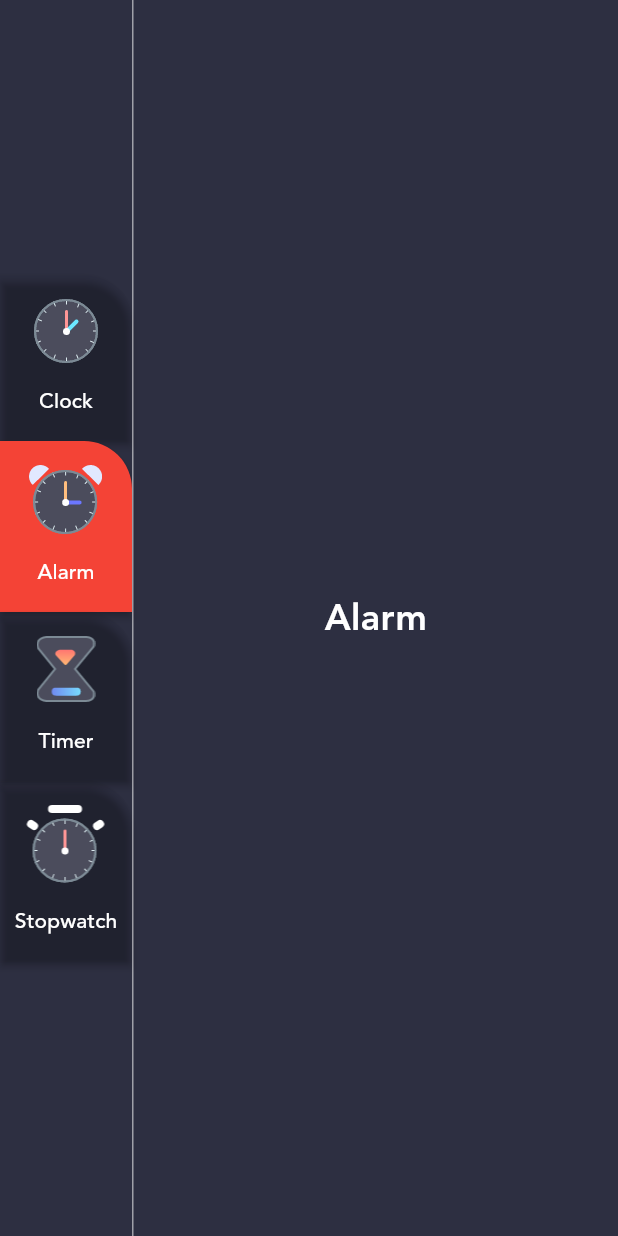
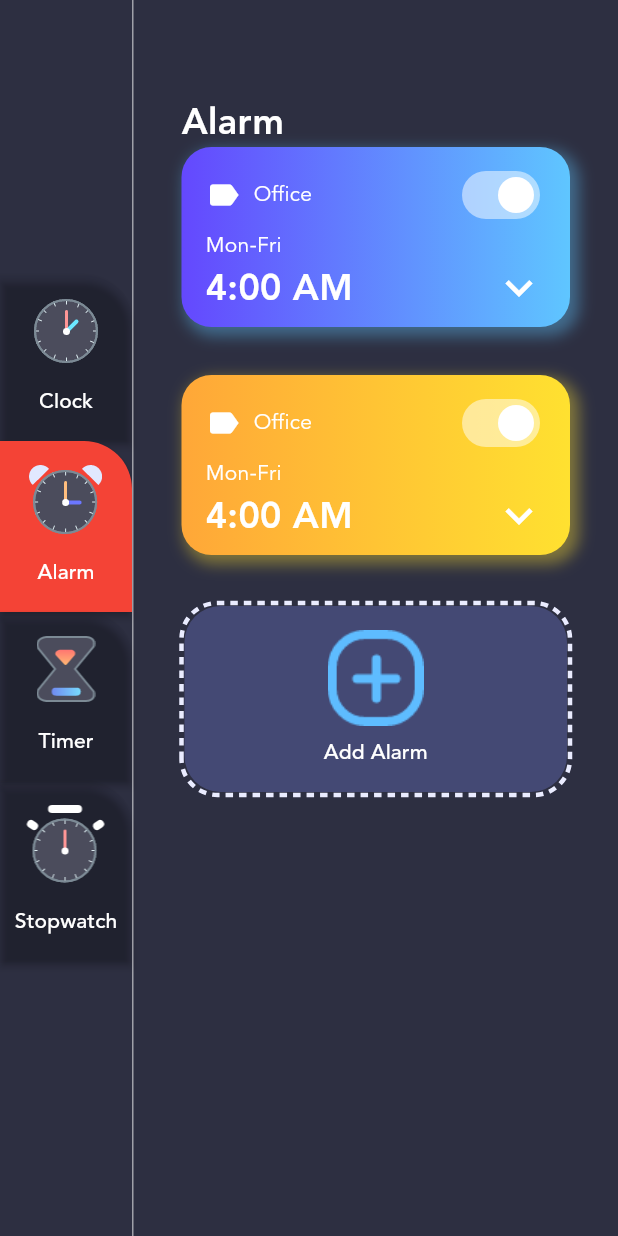
Before and after one commit to m7mdragab74/CognoRise-Infotech, a Flutter app: the screen it shows after launch, after a tap on "Alarm", on a phone screen of 412 x 824 dp. Run offline on Flutter 3.47's test engine with Material 3 defaults, Android fonts, the phone set to English and light mode, and no system bars; drawn by our look-alikes of dotted_border; our stand-ins replace math_expressions, sqflite; accounts and stored records are empty.

Commit message:
done create alarm page ui

```diff
--- a/alarm_app/lib/data/data.dart
+++ b/alarm_app/lib/data/data.dart
@@ -1,4 +1,6 @@
 import 'package:alarm_app/data/enum.dart';
+import 'package:alarm_app/data/theme_data.dart';
+import 'package:alarm_app/model/alarm_info.dart';
 import 'package:alarm_app/model/menu_info.dart';
 
 List<MenuInfo> menuList = [
@@ -11,3 +13,20 @@ List<MenuInfo> menuList = [
   MenuInfo(MenuType.stopwatch,
       title: 'Stopwatch', imageSource: 'assets/images/stopwatch_icon.png'),
 ];
+
+List<AlarmInfo> alarms = [
+  AlarmInfo(
+    DateTime.now().add(
+      Duration(hours: 1),
+    ),
+    description: 'Office',
+    gradientColors: GradientColors.sky,
+  ),
+  AlarmInfo(
+    DateTime.now().add(
+      Duration(hours: 1),
+    ),
+    description: 'Sport',
+    gradientColors: GradientColors.mango,
+  ),
+];
--- a/alarm_app/lib/model/alarm_info.dart
+++ b/alarm_app/lib/model/alarm_info.dart
@@ -0,0 +1,9 @@
+import 'package:flutter/material.dart';
+
+class AlarmInfo {
+  DateTime alarmDateTime;
+  String? description;
+  bool? isActive;
+  List<Color>? gradientColors;
+  AlarmInfo(this.alarmDateTime, {this.description, this.gradientColors});
+}
--- a/alarm_app/lib/views/alarm_page.dart
+++ b/alarm_app/lib/views/alarm_page.dart
@@ -1,4 +1,6 @@
+import 'package:alarm_app/data/data.dart';
 import 'package:alarm_app/data/theme_data.dart';
+import 'package:dotted_border/dotted_border.dart';
 import 'package:flutter/material.dart';
 
 class AlarmPage extends StatefulWidget {
@@ -12,8 +14,9 @@ class _AlarmPageState extends State<AlarmPage> {
   @override
   Widget build(BuildContext context) {
     return Container(
+      padding: EdgeInsets.symmetric(horizontal: 32, vertical: 64),
       child: Column(
-        mainAxisAlignment: MainAxisAlignment.center,
+        crossAxisAlignment: CrossAxisAlignment.start,
         children: [
           Text(
             'Alarm',
@@ -23,6 +26,133 @@ class _AlarmPageState extends State<AlarmPage> {
                 color: CustomColors.primaryTextColor,
                 fontSize: 24),
           ),
+          Expanded(
+            child: ListView(
+              children: alarms.map<Widget>((alarm) {
+                return Container(
+                  margin: EdgeInsets.only(bottom: 32),
+                  padding: EdgeInsets.symmetric(horizontal: 16, vertical: 8),
+                  decoration: BoxDecoration(
+                      gradient: LinearGradient(
+                        colors: alarm.gradientColors!,
+                        begin: Alignment.centerLeft,
+                        end: Alignment.centerRight,
+                      ),
+                      borderRadius: BorderRadius.all(
+                        Radius.circular(20),
+                      ),
+                      boxShadow: [
+                        BoxShadow(
+                          color: alarm.gradientColors!.last.withOpacity(0.4),
+                          blurRadius: 8,
+                          spreadRadius: 2,
+                          offset: Offset(4, 4),
+                        ),
+                      ]),
+                  child: Column(
+                    crossAxisAlignment: CrossAxisAlignment.start,
+                    children: [
+                      Row(
+                        mainAxisAlignment: MainAxisAlignment.spaceBetween,
+                        children: [
+                          Row(
+                            children: [
+                              Icon(
+                                Icons.label,
+                                color: Colors.white,
+                                size: 24,
+                              ),
+                              SizedBox(
+                                width: 8,
+                              ),
+                              Text(
+                                'Office',
+                                style: TextStyle(
+                                  color: Colors.white,
+                                  fontFamily: 'avenir',
+                                ),
+                              ),
+                            ],
+                          ),
+                          Switch(
+                            value: true,
+                            onChanged: (bool value) {},
+                            activeColor: Colors.white,
+                          ),
+                        ],
+                      ),
+                      Text(
+                        'Mon-Fri',
+                        style: TextStyle(
+                          color: Colors.white,
+                          fontFamily: 'avenir',
+                        ),
+                      ),
+                      Row(
+                        mainAxisAlignment: MainAxisAlignment.spaceBetween,
+                        children: [
+                          Text(
+                            '4:00 AM',
+                            style: TextStyle(
+                              color: Colors.white,
+                              fontFamily: 'avenir',
+                              fontSize: 24,
+                              fontWeight: FontWeight.w700,
+                            ),
+                          ),
+                          Icon(
+                            Icons.keyboard_arrow_down,
+                            color: Colors.white,
+                            size: 36,
+                          )
+                        ],
+                      ),
+                    ],
+                  ),
+                );
+              }).followedBy([
+                DottedBorder(
+                  dashPattern: [5, 4],
+                  strokeWidth: 3,
+                  color: CustomColors.clockOutline,
+                  borderType: BorderType.RRect,
+                  radius: Radius.circular(24),
+                  child: Container(
+                    width: double.infinity,
+                    decoration: BoxDecoration(
+                      color: CustomColors.clockBG,
+                      borderRadius: BorderRadius.all(
+                        Radius.circular(24),
+                      ),
+                    ),
+                    child: MaterialButton(
+                      padding:
+                          EdgeInsets.symmetric(horizontal: 32, vertical: 16),
+                      onPressed: () {},
+                      child: Column(
+                        children: [
+                          Image.asset(
+                            'assets/images/add_alarm.png',
+                            scale: 1,
+                          ),
+                          SizedBox(
+                            height: 8,
+                          ),
+                          Text(
+                            'Add Alarm',
+                            style: TextStyle(
+                              color: Colors.white,
+                              fontFamily: 'avenir',
+                            ),
+                          )
+                        ],
+                      ),
+                    ),
+                  ),
+                )
+              ]).toList(),
+            ),
+          ),
         ],
       ),
     );
```
